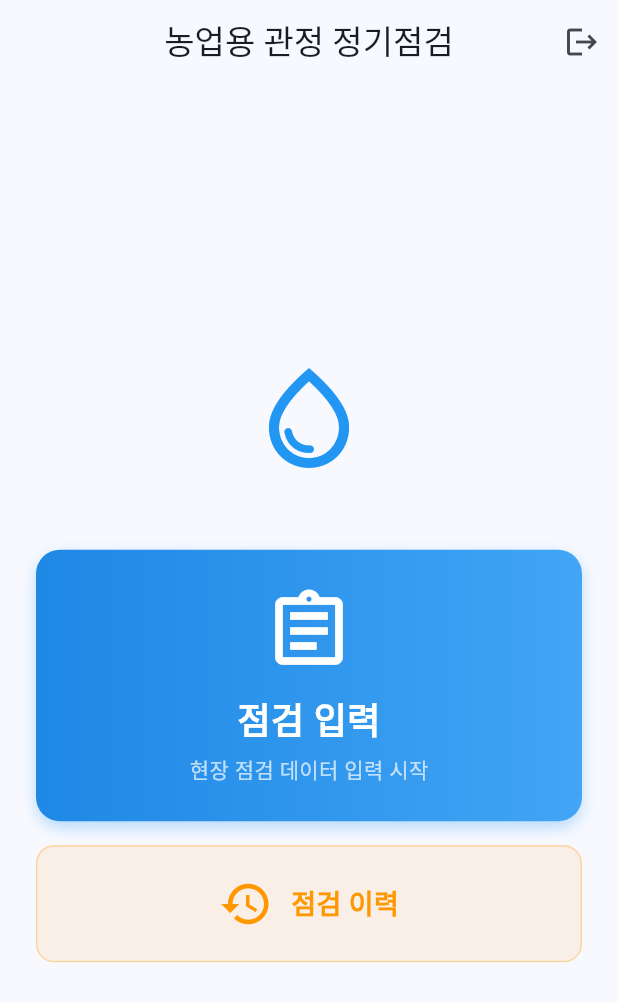
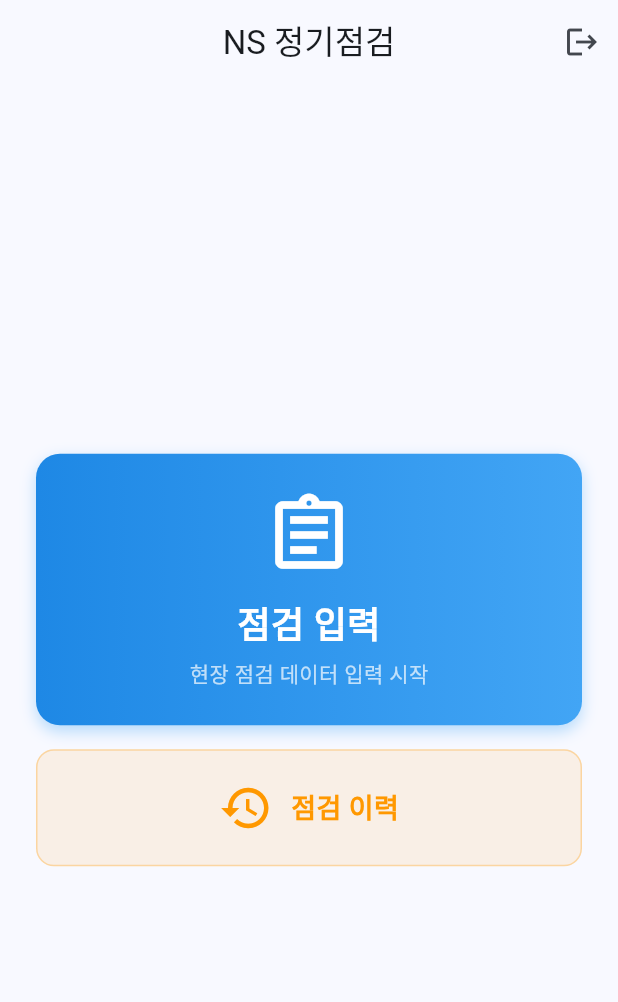
Before and after one commit to d8young525-sudo/nssafecheck, a Flutter app: the HomeScreen screen opened directly, on a phone screen of 412 x 824 dp. Shown: the top 1002 px of the screen. Run offline on Flutter 3.47's test engine with Material 3 defaults, Android fonts, the phone set to English and light mode, and no system bars; our stand-ins replace cloud_firestore, csv, firebase_auth, firebase_core, hive, hive_flutter and 1 more; missing offline and left inert: dart:html; accounts and stored records are empty.

Commit message:
브랜딩 및 내보내기 기능 개선: - 표형식 저장 시 각 시설별 개별 HTML 파일로 저장 (시설명.html) - 로그인 화면 로고를 흰색 배경 버전으로 변경 - 메인화면 물방울 아이콘 제거 - 메인화면 타이틀을 'NS 정기점검'으로 단순화

```diff
--- a/lib/screens/auth/login_screen.dart
+++ b/lib/screens/auth/login_screen.dart
@@ -106,7 +106,7 @@ class _LoginScreenState extends State<LoginScreen> {
                     width: 300,
                     margin: const EdgeInsets.only(bottom: 24),
                     child: Image.asset(
-                      'assets/icons/kr_logo.png',
+                      'assets/icons/kr_logo_white.png',
                       fit: BoxFit.contain,
                     ),
                   ),
--- a/lib/screens/home/home_screen.dart
+++ b/lib/screens/home/home_screen.dart
@@ -24,7 +24,7 @@ class HomeScreen extends StatelessWidget {
 
     return Scaffold(
       appBar: AppBar(
-        title: const Text('농업용 관정 정기점검'),
+        title: const Text('NS 정기점검'),
         actions: [
           IconButton(
             icon: const Icon(Icons.logout),
@@ -40,13 +40,6 @@ class HomeScreen extends StatelessWidget {
             child: Column(
               mainAxisAlignment: MainAxisAlignment.center,
               children: [
-                const Icon(
-                  Icons.water_drop_outlined,
-                  size: 80,
-                  color: Colors.blue,
-                ),
-                const SizedBox(height: 48),
-
                 // 메인 버튼 - 점검입력
                 InkWell(
                   onTap: () {
```
Also changed, not shown: lib/screens/inspection/inspection_export_service.dart (+16 -8 lines), assets/icons/kr_logo_white.png (added).
